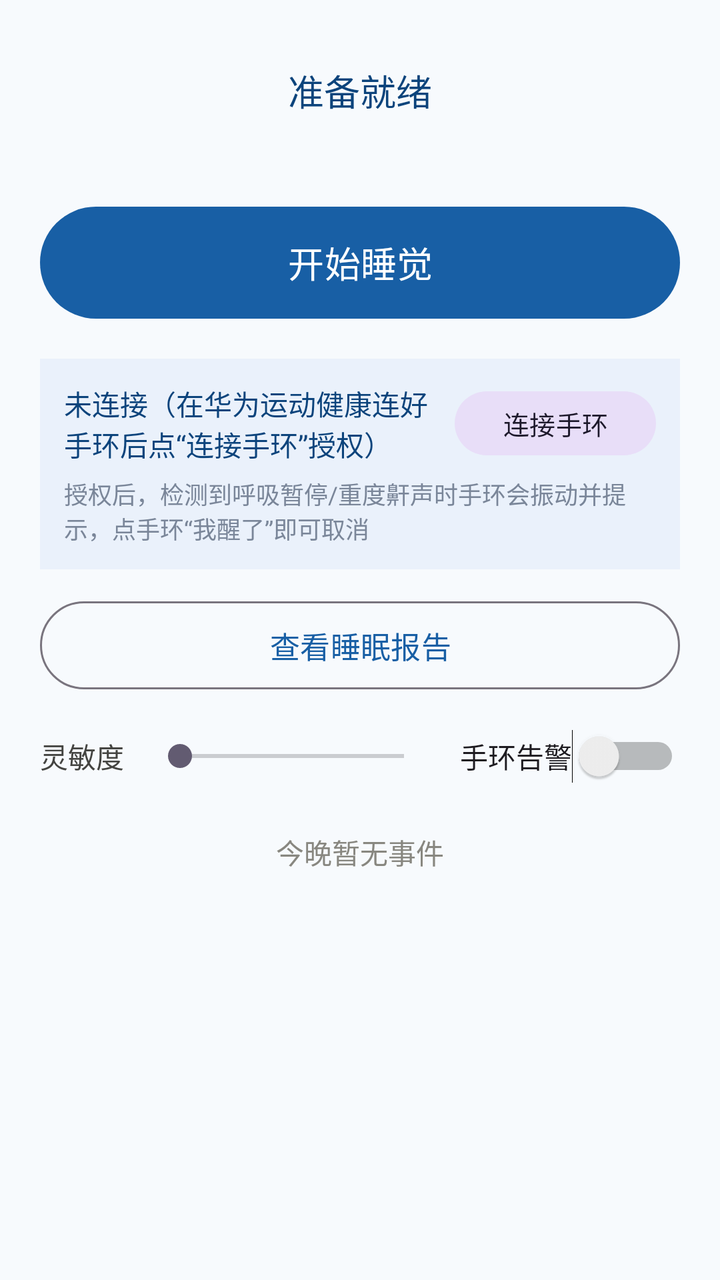
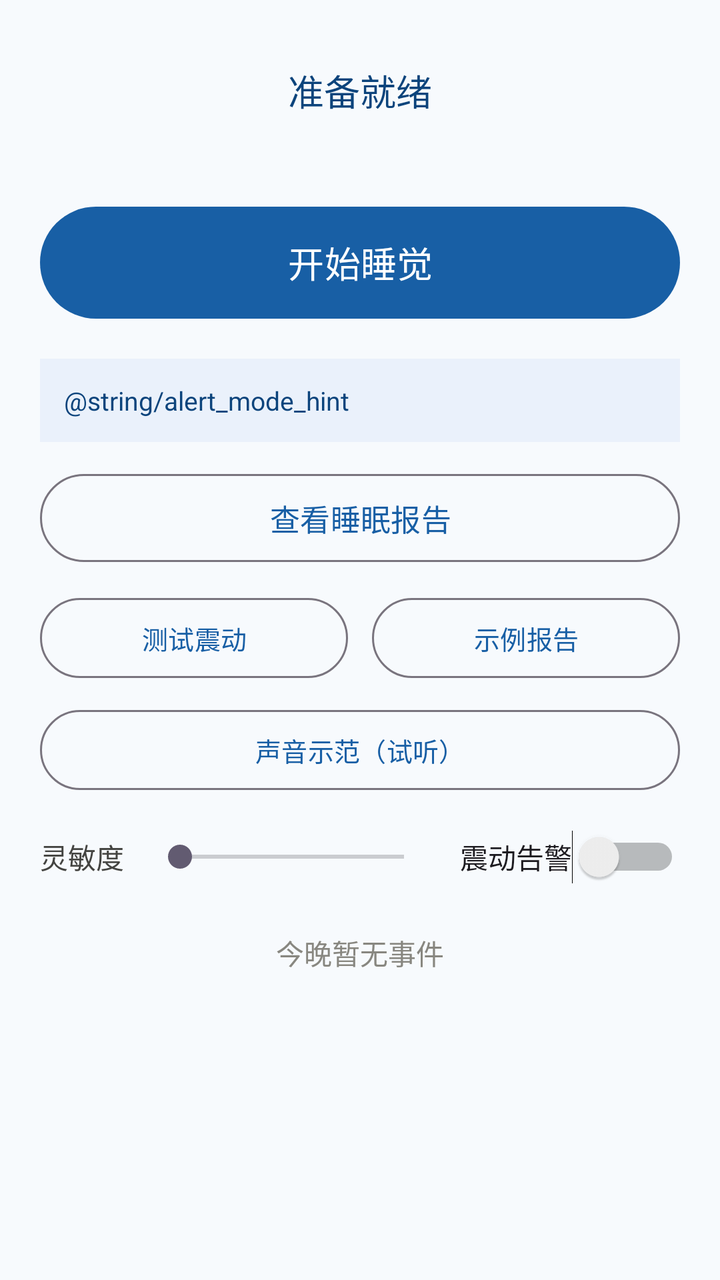

Before-and-after screenshots of an Android layout around one commit, followed by the original layout XML and the change that was made.
<!-- AndroidManifest.xml: application theme Theme.SleepGuard -->
<!-- res/layout/activity_main.xml -->
<?xml version="1.0" encoding="utf-8"?>
<LinearLayout xmlns:android="http://schemas.android.com/apk/res/android"
    android:layout_width="match_parent"
    android:layout_height="match_parent"
    android:orientation="vertical"
    android:padding="20dp"
    android:background="#F7FAFD">

    <TextView
        android:id="@+id/statusText"
        android:layout_width="wrap_content"
        android:layout_height="wrap_content"
        android:layout_gravity="center_horizontal"
        android:layout_marginTop="12dp"
        android:text="@string/idle"
        android:textColor="#0C447C"
        android:textSize="18sp" />

    <TextView
        android:id="@+id/statsText"
        android:layout_width="wrap_content"
        android:layout_height="wrap_content"
        android:layout_gravity="center_horizontal"
        android:layout_marginTop="6dp"
        android:textColor="#5F5E5A"
        android:textSize="14sp" />

    <com.google.android.material.button.MaterialButton
        android:id="@+id/toggleBtn"
        android:layout_width="match_parent"
        android:layout_height="64dp"
        android:layout_marginTop="16dp"
        android:text="@string/start_sleep"
        android:textSize="18sp" />

    <com.google.android.material.button.MaterialButton
        android:id="@+id/stopAlertBtn"
        style="@style/Widget.Material3.Button.TonalButton"
        android:layout_width="match_parent"
        android:layout_height="52dp"
        android:layout_marginTop="8dp"
        android:backgroundTint="#FCEBEB"
        android:text="@string/stop_alert"
        android:textColor="#A32D2D"
        android:visibility="gone" />

    
    <LinearLayout
        android:layout_width="match_parent"
        android:layout_height="wrap_content"
        android:layout_marginTop="16dp"
        android:background="#EAF1FB"
        android:orientation="vertical"
        android:padding="12dp">

        <LinearLayout
            android:layout_width="match_parent"
            android:layout_height="wrap_content"
            android:gravity="center_vertical"
            android:orientation="horizontal">

            <TextView
                android:id="@+id/bandStatusText"
                android:layout_width="0dp"
                android:layout_height="wrap_content"
                android:layout_weight="1"
                android:text="@string/band_default_hint"
                android:textColor="#0C447C"
                android:textSize="14sp" />

            <com.google.android.material.button.MaterialButton
                android:id="@+id/connectBandBtn"
                style="@style/Widget.Material3.Button.TonalButton"
                android:layout_width="wrap_content"
                android:layout_height="40dp"
                android:layout_marginStart="10dp"
                android:text="@string/connect_band"
                android:textSize="13sp" />
        </LinearLayout>

        <TextView
            android:layout_width="wrap_content"
            android:layout_height="wrap_content"
            android:layout_marginTop="6dp"
            android:text="@string/band_hint"
            android:textColor="#7A8699"
            android:textSize="12sp" />
    </LinearLayout>

    <com.google.android.material.button.MaterialButton
        android:id="@+id/viewReportBtn"
        style="@style/Widget.Material3.Button.OutlinedButton"
        android:layout_width="match_parent"
        android:layout_height="52dp"
        android:layout_marginTop="12dp"
        android:text="@string/view_report"
        android:textSize="15sp" />

    <LinearLayout
        android:layout_width="match_parent"
        android:layout_height="wrap_content"
        android:layout_marginTop="16dp"
        android:gravity="center_vertical"
        android:orientation="horizontal">

        <TextView
            android:layout_width="wrap_content"
            android:layout_height="wrap_content"
            android:text="@string/sensitivity"
            android:textColor="#444441" />

        <SeekBar
            android:id="@+id/sensitivityBar"
            android:layout_width="0dp"
            android:layout_height="wrap_content"
            android:layout_weight="1"
            android:layout_marginStart="12dp" />

        <Switch
            android:id="@+id/wearSwitch"
            android:layout_width="wrap_content"
            android:layout_height="wrap_content"
            android:layout_marginStart="12dp"
            android:text="@string/wear_alert" />
    </LinearLayout>

    <TextView
        android:id="@+id/emptyText"
        android:layout_width="wrap_content"
        android:layout_height="wrap_content"
        android:layout_gravity="center_horizontal"
        android:layout_marginTop="24dp"
        android:text="@string/no_events"
        android:textColor="#888780" />

    <androidx.recyclerview.widget.RecyclerView
        android:id="@+id/eventList"
        android:layout_width="match_parent"
        android:layout_height="0dp"
        android:layout_marginTop="8dp"
        android:layout_weight="1" />
</LinearLayout>
<!-- resources referenced by this layout -->
<resources>
  <string name="band_default_hint">未连接（在华为运动健康连好手环后点“连接手环”授权）</string>
  <string name="band_hint">授权后，检测到呼吸暂停/重度鼾声时手环会振动并提示，点手环“我醒了”即可取消</string>
  <string name="connect_band">连接手环</string>
  <string name="idle">准备就绪</string>
  <string name="no_events">今晚暂无事件</string>
  <string name="sensitivity">灵敏度</string>
  <string name="start_sleep">开始睡觉</string>
  <string name="stop_alert">停止告警（我醒了）</string>
  <string name="view_report">查看睡眠报告</string>
  <string name="wear_alert">手环告警</string>
  <style name="Theme.SleepGuard" parent="Theme.Material3.DayNight.NoActionBar">
          <item name="colorPrimary">#185FA5</item>
          <item name="android:statusBarColor">#E6F1FB</item>
          <item name="android:windowLightStatusBar">true</item>
      </style>
</resources>

<!-- the commit's change to res/layout/activity_main.xml (unified diff, before → after) -->
@@ -45,47 +45,15 @@
         android:visibility="gone" />
 
     
-    <LinearLayout
+    <TextView
         android:layout_width="match_parent"
         android:layout_height="wrap_content"
         android:layout_marginTop="16dp"
         android:background="#EAF1FB"
-        android:orientation="vertical"
-        android:padding="12dp">
-
-        <LinearLayout
-            android:layout_width="match_parent"
-            android:layout_height="wrap_content"
-            android:gravity="center_vertical"
-            android:orientation="horizontal">
-
-            <TextView
-                android:id="@+id/bandStatusText"
-                android:layout_width="0dp"
-                android:layout_height="wrap_content"
-                android:layout_weight="1"
-                android:text="@string/band_default_hint"
-                android:textColor="#0C447C"
-                android:textSize="14sp" />
-
-            <com.google.android.material.button.MaterialButton
-                android:id="@+id/connectBandBtn"
-                style="@style/Widget.Material3.Button.TonalButton"
-                android:layout_width="wrap_content"
-                android:layout_height="40dp"
-                android:layout_marginStart="10dp"
-                android:text="@string/connect_band"
-                android:textSize="13sp" />
-        </LinearLayout>
-
-        <TextView
-            android:layout_width="wrap_content"
-            android:layout_height="wrap_content"
-            android:layout_marginTop="6dp"
-            android:text="@string/band_hint"
-            android:textColor="#7A8699"
-            android:textSize="12sp" />
-    </LinearLayout>
+        android:padding="12dp"
+        android:text="@string/alert_mode_hint"
+        android:textColor="#0C447C"
+        android:textSize="13sp" />
 
     <com.google.android.material.button.MaterialButton
         android:id="@+id/viewReportBtn"
@@ -95,6 +63,43 @@
         android:layout_marginTop="12dp"
         android:text="@string/view_report"
         android:textSize="15sp" />
+
+    
+    <LinearLayout
+        android:layout_width="match_parent"
+        android:layout_height="wrap_content"
+        android:layout_marginTop="10dp"
+        android:orientation="horizontal">
+
+        <com.google.android.material.button.MaterialButton
+            android:id="@+id/testVibrateBtn"
+            style="@style/Widget.Material3.Button.OutlinedButton"
+            android:layout_width="0dp"
+            android:layout_height="48dp"
+            android:layout_weight="1"
+            android:layout_marginEnd="6dp"
+            android:text="@string/test_vibrate"
+            android:textSize="13sp" />
+
+        <com.google.android.material.button.MaterialButton
+            android:id="@+id/demoReportBtn"
+            style="@style/Widget.Material3.Button.OutlinedButton"
+            android:layout_width="0dp"
+            android:layout_height="48dp"
+            android:layout_weight="1"
+            android:layout_marginStart="6dp"
+            android:text="@string/demo_report"
+            android:textSize="13sp" />
+    </LinearLayout>
+
+    <com.google.android.material.button.MaterialButton
+        android:id="@+id/soundDemoBtn"
+        style="@style/Widget.Material3.Button.OutlinedButton"
+        android:layout_width="match_parent"
+        android:layout_height="48dp"
+        android:layout_marginTop="8dp"
+        android:text="@string/sound_demo"
+        android:textSize="13sp" />
 
     <LinearLayout
         android:layout_width="match_parent"
<!-- resource entries referenced after the edit -->
@@ -1,15 +1,15 @@
 <!-- resources referenced by this layout -->
 <resources>
-  <string name="band_default_hint">未连接（在华为运动健康连好手环后点“连接手环”授权）</string>
-  <string name="band_hint">授权后，检测到呼吸暂停/重度鼾声时手环会振动并提示，点手环“我醒了”即可取消</string>
-  <string name="connect_band">连接手环</string>
+  <string name="demo_report">示例报告</string>
   <string name="idle">准备就绪</string>
   <string name="no_events">今晚暂无事件</string>
   <string name="sensitivity">灵敏度</string>
+  <string name="sound_demo">声音示范（试听）</string>
   <string name="start_sleep">开始睡觉</string>
   <string name="stop_alert">停止告警（我醒了）</string>
+  <string name="test_vibrate">测试震动</string>
   <string name="view_report">查看睡眠报告</string>
-  <string name="wear_alert">手环告警</string>
+  <string name="wear_alert">震动告警</string>
   <style name="Theme.SleepGuard" parent="Theme.Material3.DayNight.NoActionBar">
           <item name="colorPrimary">#185FA5</item>
           <item name="android:statusBarColor">#E6F1FB</item>
